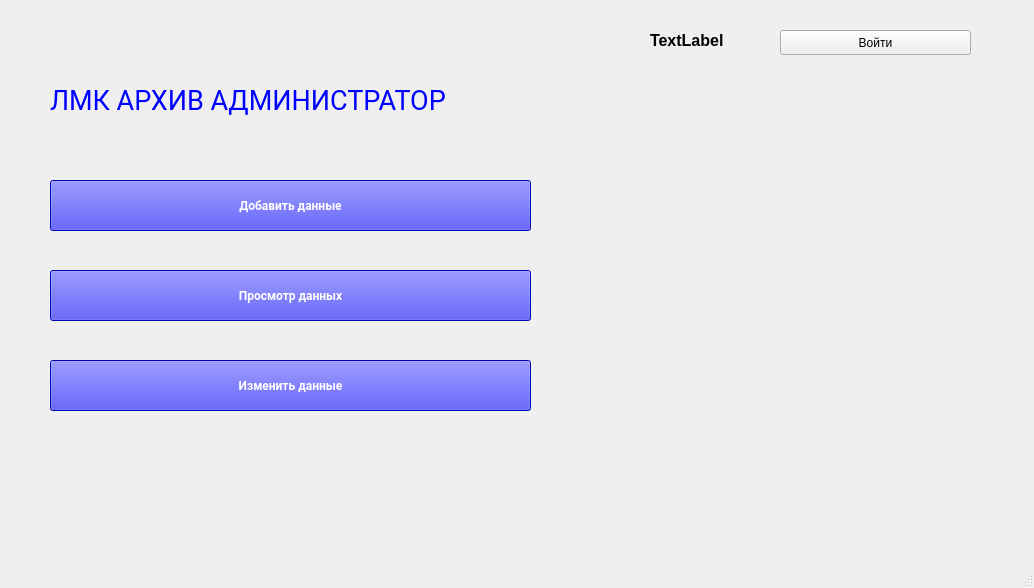
First picture: the form in admin_archive_lmk/mainwindow.ui, repository FANDIM-wolf/FileHub, before the edit.
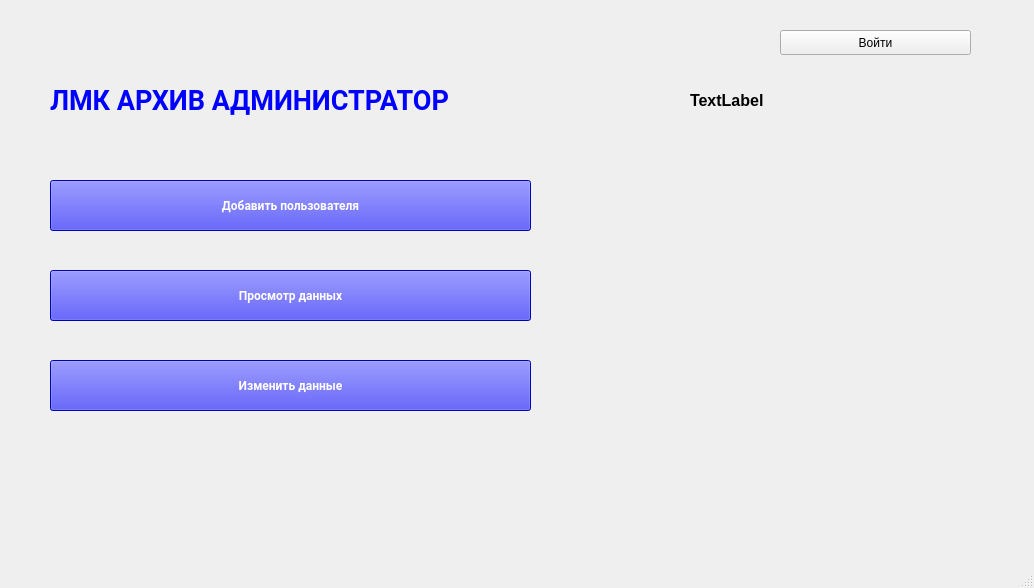
Second picture: the form after the edit.

```diff
--- a/admin_archive_lmk/mainwindow.ui
+++ b/admin_archive_lmk/mainwindow.ui
@@ -36,7 +36,7 @@
 background-color:blue;</string>
     </property>
     <property name="text">
-     <string>Добавить данные</string>
+     <string>Добавить пользователя</string>
     </property>
    </widget>
    <widget class="QPushButton" name="pushButton_2">
@@ -102,6 +102,8 @@
      <font>
       <family>Roboto</family>
       <pointsize>20</pointsize>
+      <weight>75</weight>
+      <bold>true</bold>
      </font>
     </property>
     <property name="styleSheet">
@@ -128,8 +130,8 @@
    <widget class="QLabel" name="label_2">
     <property name="geometry">
      <rect>
-      <x>650</x>
-      <y>30</y>
+      <x>690</x>
+      <y>90</y>
       <width>301</width>
       <height>20</height>
      </rect>
```
